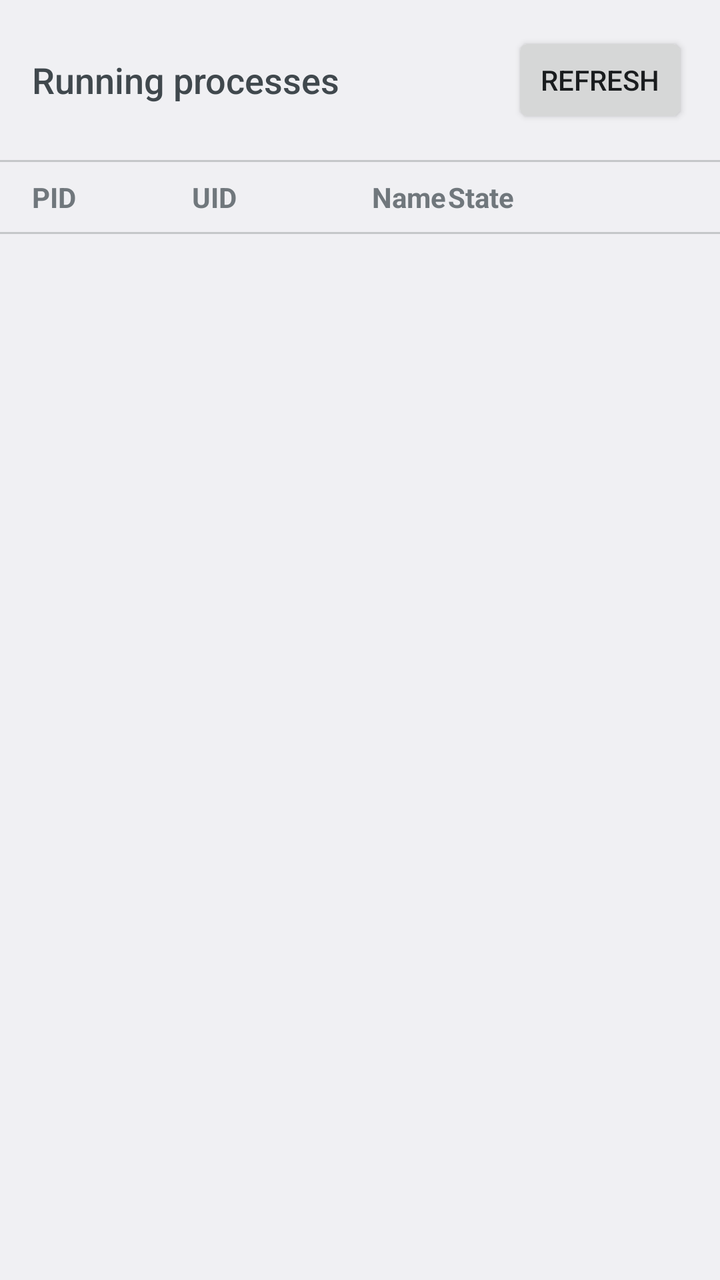
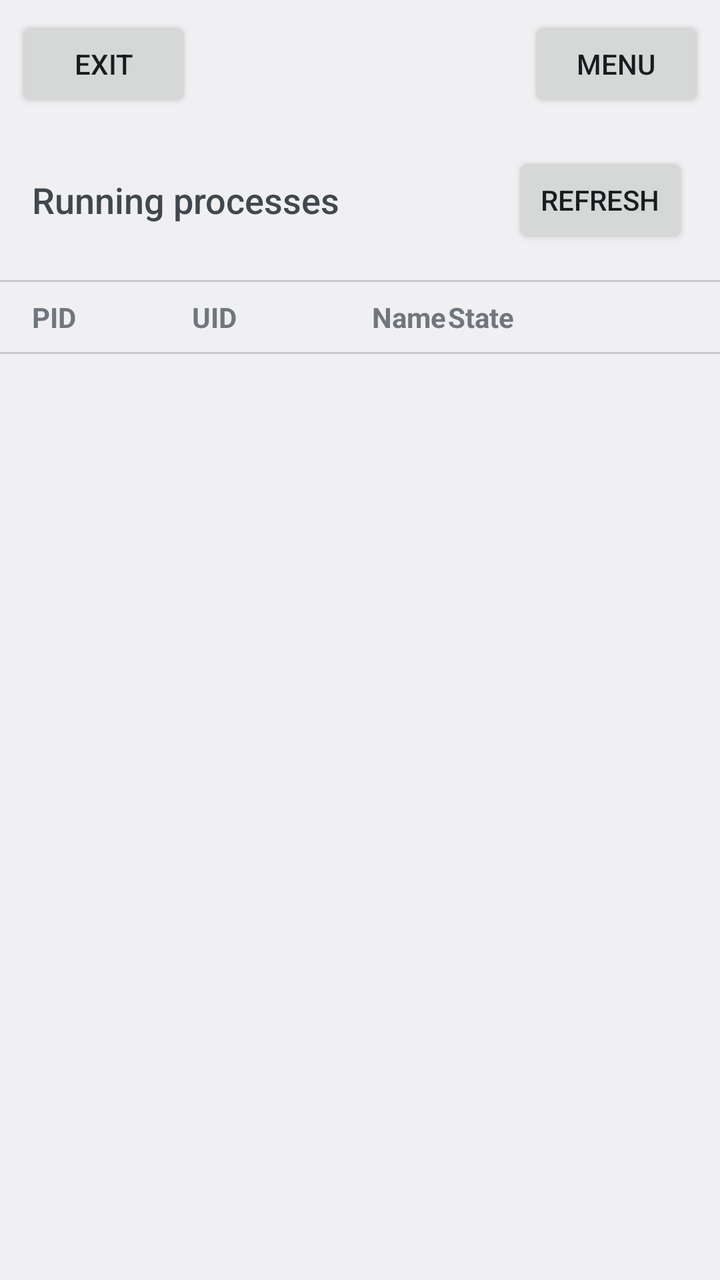

Compare the two renders of this Android layout. The source of the first and the diff that turns it into the second are given below.
<!-- AndroidManifest.xml: application theme android:Theme.DeviceDefault.Settings -->
<!-- res/layout/activity_process_list.xml -->
<?xml version="1.0" encoding="utf-8"?>
<LinearLayout xmlns:android="http://schemas.android.com/apk/res/android"
    android:layout_width="match_parent"
    android:layout_height="match_parent"
    android:orientation="vertical"
    android:fitsSystemWindows="true">

    <LinearLayout
        android:layout_width="match_parent"
        android:layout_height="wrap_content"
        android:orientation="horizontal"
        android:gravity="center_vertical"
        android:padding="16dp">

        <TextView
            android:id="@+id/process_title"
            android:layout_width="0dp"
            android:layout_height="wrap_content"
            android:layout_weight="1"
            android:text="@string/process_view_title"
            android:textAppearance="?android:attr/textAppearanceMedium" />

        <TextView
            android:id="@+id/process_summary"
            android:layout_width="wrap_content"
            android:layout_height="wrap_content"
            android:layout_marginEnd="16dp"
            android:textAppearance="?android:attr/textAppearanceSmall"
            android:textColor="?android:attr/textColorSecondary" />

        <Button
            android:id="@+id/process_refresh"
            android:layout_width="wrap_content"
            android:layout_height="wrap_content"
            android:text="@string/process_refresh" />
    </LinearLayout>

    <View
        android:layout_width="match_parent"
        android:layout_height="1dp"
        android:background="?android:attr/listDivider" />

    <LinearLayout
        android:layout_width="match_parent"
        android:layout_height="wrap_content"
        android:orientation="horizontal"
        android:paddingStart="16dp"
        android:paddingEnd="16dp"
        android:paddingTop="8dp"
        android:paddingBottom="8dp">

        <TextView
            android:layout_width="80dp"
            android:layout_height="wrap_content"
            android:text="@string/process_header_pid"
            android:textAppearance="?android:attr/textAppearanceSmall"
            android:textStyle="bold" />

        <TextView
            android:layout_width="90dp"
            android:layout_height="wrap_content"
            android:text="@string/process_header_uid"
            android:textAppearance="?android:attr/textAppearanceSmall"
            android:textStyle="bold" />

        <TextView
            android:layout_width="0dp"
            android:layout_height="wrap_content"
            android:layout_weight="1"
            android:text="@string/process_header_name"
            android:textAppearance="?android:attr/textAppearanceSmall"
            android:textStyle="bold" />

        <TextView
            android:layout_width="120dp"
            android:layout_height="wrap_content"
            android:text="@string/process_header_state"
            android:textAppearance="?android:attr/textAppearanceSmall"
            android:textStyle="bold" />
    </LinearLayout>

    <View
        android:layout_width="match_parent"
        android:layout_height="1dp"
        android:background="?android:attr/listDivider" />

    <ListView
        android:id="@+id/process_list"
        android:layout_width="match_parent"
        android:layout_height="0dp"
        android:layout_weight="1"
        android:scrollbars="vertical" />
</LinearLayout>
<!-- resources referenced by this layout -->
<resources>
  <string name="process_header_name">Name</string>
  <string name="process_header_pid">PID</string>
  <string name="process_header_state">State</string>
  <string name="process_header_uid">UID</string>
  <string name="process_refresh">Refresh</string>
  <string name="process_view_title">Running processes</string>
</resources>

<!-- the commit's change to res/layout/activity_process_list.xml (unified diff, before → after) -->
@@ -4,6 +4,8 @@
     android:layout_height="match_parent"
     android:orientation="vertical"
     android:fitsSystemWindows="true">
+
+    <include layout="@layout/validator_chrome" />
 
     <LinearLayout
         android:layout_width="match_parent"
@@ -13,12 +15,13 @@
         android:padding="16dp">
 
         <TextView
-            android:id="@+id/process_title"
+            android:id="@+id/escape_hotspot"
             android:layout_width="0dp"
             android:layout_height="wrap_content"
             android:layout_weight="1"
             android:text="@string/process_view_title"
-            android:textAppearance="?android:attr/textAppearanceMedium" />
+            android:textAppearance="?android:attr/textAppearanceMedium"
+            android:contentDescription="@string/escape_hotspot_cd" />
 
         <TextView
             android:id="@+id/process_summary"
@@ -91,3 +94,34 @@
         android:layout_weight="1"
         android:scrollbars="vertical" />
 </LinearLayout>
+<!-- res/layout/validator_chrome.xml (included above) -->
+<?xml version="1.0" encoding="utf-8"?>
+<LinearLayout xmlns:android="http://schemas.android.com/apk/res/android"
+    android:layout_width="match_parent"
+    android:layout_height="wrap_content"
+    android:orientation="horizontal"
+    android:gravity="center_vertical"
+    android:paddingStart="8dp"
+    android:paddingEnd="8dp"
+    android:paddingTop="8dp"
+    android:paddingBottom="4dp">
+
+    <Button
+        android:id="@+id/btn_exit"
+        android:layout_width="wrap_content"
+        android:layout_height="wrap_content"
+        android:text="@string/action_exit"
+        android:contentDescription="@string/action_exit_cd" />
+
+    <View
+        android:layout_width="0dp"
+        android:layout_height="0dp"
+        android:layout_weight="1" />
+
+    <Button
+        android:id="@+id/btn_menu"
+        android:layout_width="wrap_content"
+        android:layout_height="wrap_content"
+        android:text="@string/action_menu"
+        android:contentDescription="@string/action_menu_cd" />
+</LinearLayout>
<!-- resource entries referenced after the edit -->
@@ -1,5 +1,10 @@
 <!-- resources referenced by this layout -->
 <resources>
+  <string name="action_exit">Exit</string>
+  <string name="action_exit_cd">Exit GT Info</string>
+  <string name="action_menu">Menu</string>
+  <string name="action_menu_cd">Open GT Info menu</string>
+  <string name="escape_hotspot_cd">Long-press or triple-tap to open the escape menu</string>
   <string name="process_header_name">Name</string>
   <string name="process_header_pid">PID</string>
   <string name="process_header_state">State</string>
